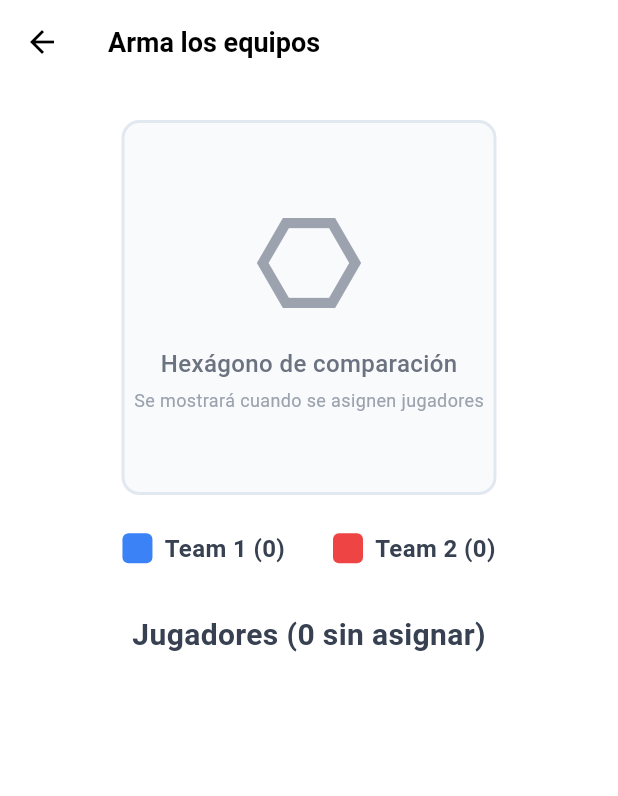
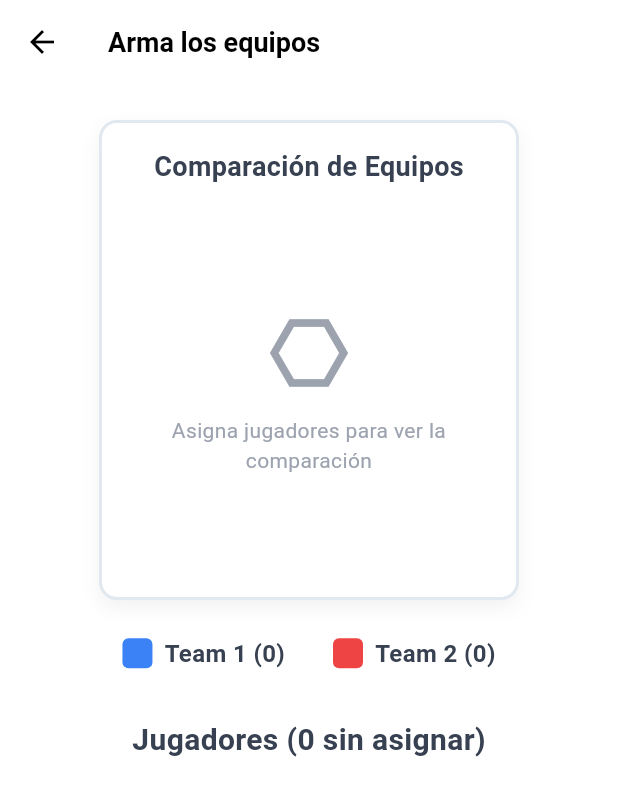
Before and after one commit to martinartaza/phone-app-verification, a Flutter app: the TeamsScreen screen opened by its route, on a phone screen of 412 x 824 dp. Shown: the top 796 px of the screen. Run offline on Flutter 3.47's test engine with Material 3 defaults, Android fonts, the phone set to English and light mode, and no system bars; our stand-ins replace image_picker, shared_preferences; accounts and stored records are empty; Roboto replaces fonts that are missing (SF Pro Display).

Commit message:
Armar equipos

```diff
--- a/lib/providers/teams.dart
+++ b/lib/providers/teams.dart
@@ -5,6 +5,10 @@ class TeamsProvider extends ChangeNotifier {
   List<Map<String, dynamic>> _team1 = [];
   List<Map<String, dynamic>> _team2 = [];
   List<Map<String, dynamic>> _unassignedPlayers = [];
+
+  // Promedios de skills por equipo
+  Map<String, double> _team1AverageSkills = {};
+  Map<String, double> _team2AverageSkills = {};
 
   // Getters
   List<Map<String, dynamic>> get players => _players;
@@ -16,17 +20,32 @@ class TeamsProvider extends ChangeNotifier {
   int get team2Count => _team2.length;
   int get unassignedCount => _unassignedPlayers.length;
 
+  // Getters para promedios de skills
+  Map<String, double> get team1AverageSkills => _team1AverageSkills;
+  Map<String, double> get team2AverageSkills => _team2AverageSkills;
+
+  // Verificar si hay datos suficientes para mostrar hexágono
+  bool get hasTeamsData => _team1.isNotEmpty || _team2.isNotEmpty;
+
   // Inicializar con jugadores registrados
   void initializeWithPlayers(List<Map<String, dynamic>> registeredPlayers) {
+    print('🔄 initializeWithPlayers - Procesando ${registeredPlayers.length} jugadores');
+
     _players = registeredPlayers.map((player) {
-      return {
+      print('🔄 Mapeando jugador original: $player');
+
+      final mappedPlayer = {
         'id': player['id'],
         'name': player['username'] ?? '',
         'photoUrl': player['photo_url'] ?? '',
         'team': 0, // Todos empiezan sin asignar
         'position': player['position'] ?? 0,
         'registeredAt': player['registered_at'] ?? '',
+        'averageSkills': player['averageSkills'], // ¡IMPORTANTE: Conservar averageSkills!
       };
+
+      print('🔄 Jugador mapeado: $mappedPlayer');
+      return mappedPlayer;
     }).toList();
 
     _updateTeamLists();
@@ -35,14 +54,23 @@ class TeamsProvider extends ChangeNotifier {
 
   // Mover jugador a un equipo específico
   void movePlayerToTeam(int playerId, int team) {
+    print('🎯 movePlayerToTeam - Jugador ID: $playerId, Equipo: $team');
+
     final playerIndex = _players.indexWhere((player) => player['id'] == playerId);
-    if (playerIndex == -1) return;
+    if (playerIndex == -1) {
+      print('❌ movePlayerToTeam - Jugador no encontrado');
+      return;
+    }
+
+    final playerName = _players[playerIndex]['name'];
 
     // Si el jugador ya está en ese equipo, lo removemos (vuelve a no asignado)
     if (_players[playerIndex]['team'] == team) {
       _players[playerIndex]['team'] = 0;
+      print('🔄 movePlayerToTeam - $playerName removido del equipo $team (ahora sin asignar)');
     } else {
       _players[playerIndex]['team'] = team;
+      print('➕ movePlayerToTeam - $playerName asignado al equipo $team');
     }
 
     _updateTeamLists();
@@ -120,6 +148,15 @@ class TeamsProvider extends ChangeNotifier {
     _team1 = getPlayersByTeam(1);
     _team2 = getPlayersByTeam(2);
     _unassignedPlayers = getPlayersByTeam(0);
+
+    print('🔄 _updateTeamLists - Team1: ${_team1.length} jugadores, Team2: ${_team2.length} jugadores');
+
+    // Calcular promedios de skills para cada equipo
+    _team1AverageSkills = calculateAverageSkills(_team1);
+    _team2AverageSkills = calculateAverageSkills(_team2);
+
+    print('📈 Team1 skills: $_team1AverageSkills');
+    print('📈 Team2 skills: $_team2AverageSkills');
   }
 
   // Obtener URL completa de foto
@@ -132,4 +169,62 @@ class TeamsProvider extends ChangeNotifier {
       return 'http://192.168.100.150:8000$photoUrl';
     }
   }
+
+  // Calcular promedio de skills de una lista de jugadores
+  Map<String, double> calculateAverageSkills(List<Map<String, dynamic>> players) {
+    print('🔍 calculateAverageSkills - Jugadores recibidos: ${players.length}');
+
+    if (players.isEmpty) {
+      print('⚠️ calculateAverageSkills - Lista vacía, retornando ceros');
+      return {
+        'velocidad': 0.0,
+        'resistencia': 0.0,
+        'tiro_arco': 0.0,
+        'gambeta': 0.0,
+        'pases': 0.0,
+        'defensa': 0.0,
+      };
+    }
+
+    double totalVelocidad = 0.0;
+    double totalResistencia = 0.0;
+    double totalTiroArco = 0.0;
+    double totalGambeta = 0.0;
+    double totalPases = 0.0;
+    double totalDefensa = 0.0;
+
+    for (var player in players) {
+      print('👤 Procesando jugador: ${player['name']} (ID: ${player['id']})');
+      final averageSkills = player['averageSkills'] as Map<String, dynamic>?;
+      print('📊 averageSkills del jugador: $averageSkills');
+
+      if (averageSkills != null) {
+        // Mapear de inglés (API) a español (hexágono)
+        totalVelocidad += (averageSkills['speed'] ?? 0).toDouble();
+        totalResistencia += (averageSkills['stamina'] ?? 0).toDouble();
+        totalTiroArco += (averageSkills['shooting'] ?? 0).toDouble();
+        totalGambeta += (averageSkills['dribbling'] ?? 0).toDouble();
+        totalPases += (averageSkills['passing'] ?? 0).toDouble();
+        totalDefensa += (averageSkills['defending'] ?? 0).toDouble();
+
+        print('✅ Mapeo: speed=${averageSkills['speed']} → velocidad, stamina=${averageSkills['stamina']} → resistencia, shooting=${averageSkills['shooting']} → tiro_arco');
+      } else {
+        print('❌ Jugador ${player['name']} NO tiene averageSkills');
+      }
+    }
+
+    final playerCount = players.length.toDouble();
+
+    final result = {
+      'velocidad': totalVelocidad / playerCount,
+      'resistencia': totalResistencia / playerCount,
+      'tiro_arco': totalTiroArco / playerCount,
+      'gambeta': totalGambeta / playerCount,
+      'pases': totalPases / playerCount,
+      'defensa': totalDefensa / playerCount,
+    };
+
+    print('✅ calculateAverageSkills - Resultado final: $result');
+    return result;
+  }
 }
--- a/lib/screens/teams.dart
+++ b/lib/screens/teams.dart
@@ -1,6 +1,7 @@
 import 'package:flutter/material.dart';
 import 'package:provider/provider.dart';
 import '../providers/teams.dart';
+import '../widgets/dual_hexagon_chart.dart';
 
 class TeamsScreen extends StatefulWidget {
   final List<Map<String, dynamic>> registeredPlayers;
@@ -21,6 +22,12 @@ class _TeamsScreenState extends State<TeamsScreen> {
     // Inicializar el provider con los jugadores registrados
     WidgetsBinding.instance.addPostFrameCallback((_) {
       final teamsProvider = Provider.of<TeamsProvider>(context, listen: false);
+
+      print('🚀 TeamsScreen initState - Jugadores recibidos: ${widget.registeredPlayers.length}');
+      for (var player in widget.registeredPlayers) {
+        print('👤 Jugador completo: $player');
+      }
+
       teamsProvider.initializeWithPlayers(widget.registeredPlayers);
     });
   }
@@ -51,8 +58,8 @@ class _TeamsScreenState extends State<TeamsScreen> {
             padding: const EdgeInsets.all(24.0),
             child: Column(
               children: [
-                // Hexágono vacío
-                _buildEmptyHexagon(),
+                // Hexágono de comparación de equipos
+                _buildTeamsComparisonHexagon(teamsProvider),
 
                 const SizedBox(height: 24),
 
@@ -71,39 +78,74 @@ class _TeamsScreenState extends State<TeamsScreen> {
     );
   }
 
-  Widget _buildEmptyHexagon() {
+  Widget _buildTeamsComparisonHexagon(TeamsProvider teamsProvider) {
     return Container(
-      width: 250,
-      height: 250,
+      width: 280,
+      height: 320,
       decoration: BoxDecoration(
-        color: const Color(0xFFF8FAFC),
+        color: Colors.white,
         borderRadius: BorderRadius.circular(12),
         border: Border.all(color: const Color(0xFFE2E8F0), width: 2),
+        boxShadow: [
+          BoxShadow(
+            color: Colors.black.withOpacity(0.05),
+            blurRadius: 10,
+            offset: const Offset(0, 5),
           ),
-      child: const Center(
+        ],
+      ),
+      child: Padding(
+        padding: const EdgeInsets.all(16.0),
+        child: Column(
+          children: [
+            Text(
+              'Comparación de Equipos',
+              style: const TextStyle(
+                fontSize: 18,
+                fontWeight: FontWeight.bold,
+                color: Color(0xFF374151),
+              ),
+            ),
+            const SizedBox(height: 16),
+
+            // Hexágono dual
+            Expanded(
+              child: teamsProvider.hasTeamsData
+                  ? Builder(
+                      builder: (context) {
+                        print('🎨 DualHexagonChart - Team1 skills: ${teamsProvider.team1AverageSkills}');
+                        print('🎨 DualHexagonChart - Team2 skills: ${teamsProvider.team2AverageSkills}');
+                        print('🎨 DualHexagonChart - Team1 count: ${teamsProvider.team1Count}');
+                        print('🎨 DualHexagonChart - Team2 count: ${teamsProvider.team2Count}');
+
+                        return DualHexagonChart(
+                          selfPerceptionSkills: teamsProvider.team1AverageSkills,
+                          averageOpinionSkills: teamsProvider.team2AverageSkills,
+                          numberOfOpinions: teamsProvider.team1Count + teamsProvider.team2Count,
+                          size: 220,
+                        );
+                      },
+                    )
+                  : const Center(
                       child: Column(
                         mainAxisAlignment: MainAxisAlignment.center,
                         children: [
                           Icon(
                             Icons.hexagon_outlined,
-              size: 80,
+                            size: 60,
                             color: Color(0xFF9CA3AF),
                           ),
-            SizedBox(height: 16),
+                          SizedBox(height: 12),
                           Text(
-              'Hexágono de comparación',
+                            'Asigna jugadores para ver la comparación',
                             style: TextStyle(
-                fontSize: 16,
-                fontWeight: FontWeight.w500,
-                color: Color(0xFF6B7280),
+                              fontSize: 14,
+                              color: Color(0xFF9CA3AF),
                             ),
+                            textAlign: TextAlign.center,
                           ),
-            SizedBox(height: 4),
-            Text(
-              'Se mostrará cuando se asignen jugadores',
-              style: TextStyle(
-                fontSize: 12,
-                color: Color(0xFF9CA3AF),
+                        ],
+                      ),
                     ),
             ),
           ],
@@ -176,14 +218,18 @@ class _TeamsScreenState extends State<TeamsScreen> {
   }
 
   Widget _buildPlayerItem(Map<String, dynamic> player, TeamsProvider teamsProvider) {
+    final team = player['team'];
+    final backgroundColor = _getBackgroundColor(team);
+    final alignment = _getContentAlignment(team);
+
     return Container(
       margin: const EdgeInsets.only(bottom: 12),
       padding: const EdgeInsets.all(16),
       decoration: BoxDecoration(
-        color: Colors.white,
+        color: backgroundColor,
         borderRadius: BorderRadius.circular(12),
         border: Border.all(
-          color: teamsProvider.getPlayerBorderColor(player['team']),
+          color: teamsProvider.getPlayerBorderColor(team),
           width: 2,
         ),
         boxShadow: [
@@ -223,6 +269,13 @@ class _TeamsScreenState extends State<TeamsScreen> {
 
           const SizedBox(width: 16),
 
+          // Contenido central (foto y nombre)
+          Expanded(
+            child: Align(
+              alignment: alignment,
+              child: Column(
+                mainAxisSize: MainAxisSize.min,
+                children: [
                   // Foto del usuario
                   Container(
                     width: 50,
@@ -230,7 +283,7 @@ class _TeamsScreenState extends State<TeamsScreen> {
                     decoration: BoxDecoration(
                       shape: BoxShape.circle,
                       border: Border.all(
-                color: teamsProvider.getPlayerBorderColor(player['team']),
+                        color: teamsProvider.getPlayerBorderColor(team),
                         width: 2,
                       ),
                     ),
@@ -238,16 +291,19 @@ class _TeamsScreenState extends State<TeamsScreen> {
                     child: _buildPlayerPhoto(player, teamsProvider),
                   ),
 
-          const SizedBox(width: 16),
+                  const SizedBox(height: 8),
 
                   // Nombre del jugador
-          Expanded(
-            child: Text(
+                  Text(
                     player['name'],
                     style: TextStyle(
                       fontSize: 16,
                       fontWeight: FontWeight.w600,
-                color: teamsProvider.getPlayerTextColor(player['team']),
+                      color: teamsProvider.getPlayerTextColor(team),
+                    ),
+                    textAlign: _getTextAlign(team),
+                  ),
+                ],
               ),
             ),
           ),
@@ -304,4 +360,37 @@ class _TeamsScreenState extends State<TeamsScreen> {
       );
     }
   }
+
+  Color _getBackgroundColor(int team) {
+    switch (team) {
+      case 1:
+        return const Color(0xFFE0F2FE); // Celeste claro para Team 1
+      case 2:
+        return const Color(0xFFFEE2E2); // Rojo claro para Team 2
+      default:
+        return Colors.white; // Blanco para no asignado
     }
+  }
+
+  Alignment _getContentAlignment(int team) {
+    switch (team) {
+      case 1:
+        return Alignment.centerLeft; // Alineado a la izquierda para Team 1
+      case 2:
+        return Alignment.centerRight; // Alineado a la derecha para Team 2
+      default:
+        return Alignment.center; // Centrado para no asignado
+    }
+  }
+
+  TextAlign _getTextAlign(int team) {
+    switch (team) {
+      case 1:
+        return TextAlign.left; // Texto alineado a la izquierda para Team 1
+      case 2:
+        return TextAlign.right; // Texto alineado a la derecha para Team 2
+      default:
+        return TextAlign.center; // Texto centrado para no asignado
+    }
+  }
+}
```
Lines whose indentation alone changed are shown as unchanged.
